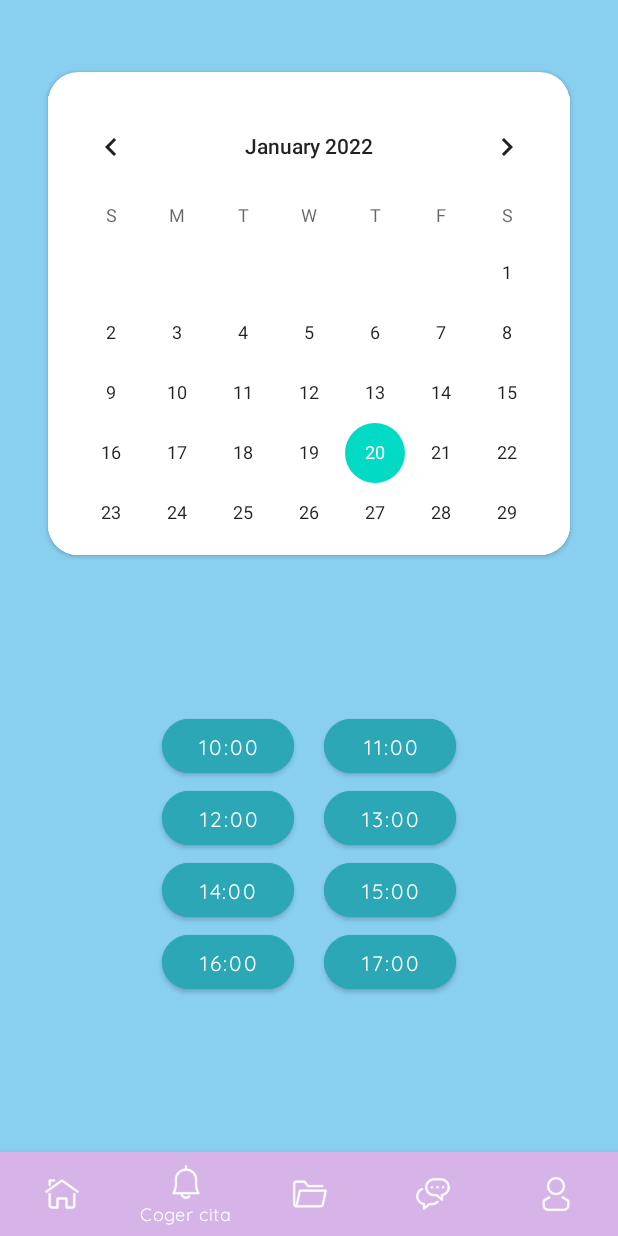
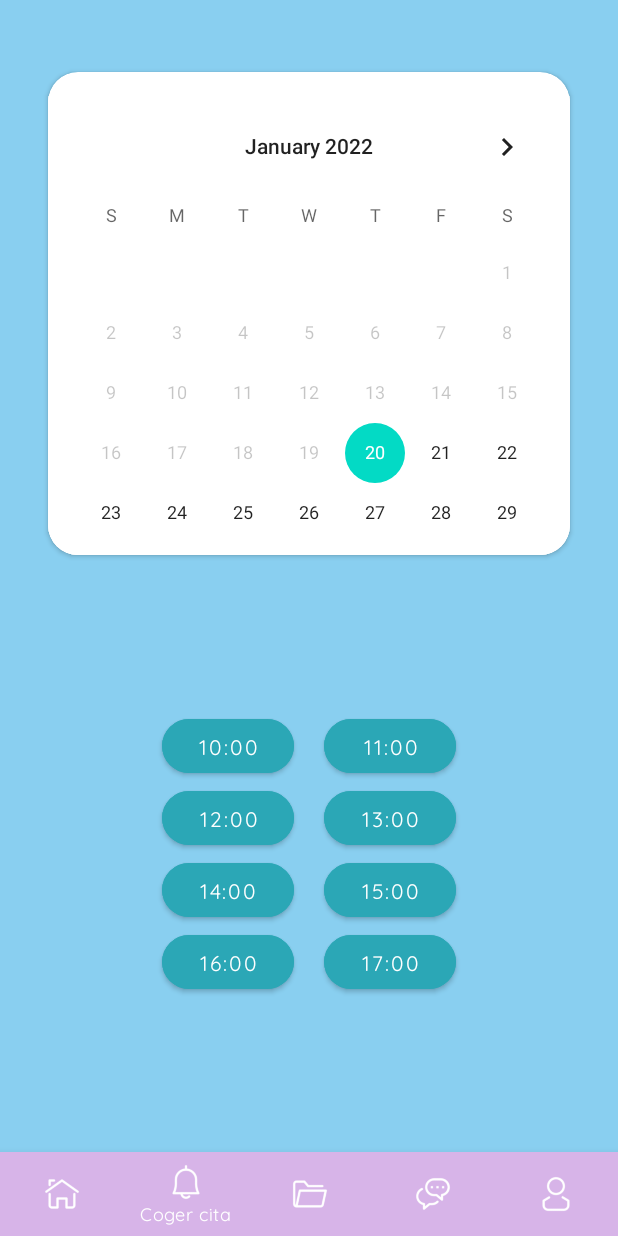
Before and after one commit to antoniotorresolmo/Clinica-dental, an Android app: the FrInicio screen opened directly, with no data from a screen before it, item 2 of the bottom bar chosen, on a phone screen of 412 x 824 dp. Run offline under Robolectric (Android 15) with nearby library versions, the phone set to English and light mode, and no system bars; our stand-ins replace Volley; network calls fail; 2 statements that could not run were skipped.

```diff
--- a/Clinica-dental/app/src/main/java/com/example/clinicadental/controllers/FrCogerCita.java
+++ b/Clinica-dental/app/src/main/java/com/example/clinicadental/controllers/FrCogerCita.java
@@ -1,16 +1,41 @@
 package com.example.clinicadental.controllers;
 
+import android.content.DialogInterface;
 import android.os.Bundle;
 
+import androidx.appcompat.app.AlertDialog;
 import androidx.fragment.app.Fragment;
 
+import android.util.Log;
 import android.view.LayoutInflater;
 import android.view.View;
 import android.view.ViewGroup;
+import android.widget.Button;
+import android.widget.CalendarView;
 
 import com.example.clinicadental.R;
+import com.example.clinicadental.logic.LogicCita;
+import com.example.clinicadental.models.Cita;
+
+import java.text.SimpleDateFormat;
+import java.util.Calendar;
+import java.util.Date;
+import java.util.Locale;
 
 public class FrCogerCita extends Fragment {
+
+    final String OPERACION = "Consulta";
+    String sFechaSeleccionada;
+    String sFechaActual;
+    CalendarView calendarView;
+    public static Button btn10;
+    public static Button btn11;
+    public static Button btn12;
+    public static Button btn13;
+    public static Button btn14;
+    public static Button btn15;
+    public static Button btn16;
+    public static Button btn17;
 
     public FrCogerCita() {
         // Required empty public constructor
@@ -22,8 +47,147 @@ public class FrCogerCita extends Fragment {
     }
 
     @Override
-    public View onCreateView(LayoutInflater inflater, ViewGroup container,
-                             Bundle savedInstanceState) {
-        return inflater.inflate(R.layout.fragment_fr_coger_cita, container, false);
+    public View onCreateView(LayoutInflater inflater, ViewGroup container, Bundle savedInstanceState) {
+        View view = inflater.inflate(R.layout.fragment_fr_coger_cita, container, false);
+
+        calendarView = view.findViewById(R.id.calendarView);
+        btn10 = view.findViewById(R.id.btn10);
+        btn11 = view.findViewById(R.id.btn11);
+        btn12 = view.findViewById(R.id.btn12);
+        btn13 = view.findViewById(R.id.btn13);
+        btn14 = view.findViewById(R.id.btn14);
+        btn15 = view.findViewById(R.id.btn15);
+        btn16 = view.findViewById(R.id.btn16);
+        btn17 = view.findViewById(R.id.btn17);
+
+        // Deshabilitar fechas anteriores
+
+        calendarView.setMinDate(System.currentTimeMillis() - 1000);
+
+        // Evento calendario
+
+        calendarView.setOnDateChangeListener(new CalendarView.OnDateChangeListener() {
+            public void onSelectedDayChange(CalendarView view, int year, int month, int dayOfMonth) {
+
+                String sDia = String.valueOf(dayOfMonth);
+                String sMes;
+
+                if(month < 10){
+                    sMes = "0" + String.valueOf(month+1);
+                }else{
+                    sMes = String.valueOf(month+1);
+                }
+
+                String sYear = String.valueOf(year);
+
+                sFechaSeleccionada = sDia + "/" + sMes + "/" + sYear;
+
+                mostrarHorasDisponibles(sFechaSeleccionada, view);
+
+            }
+        });
+
+        // Eventos botones
+
+        btn10.setOnClickListener(v -> {
+
+            horaSeleccionada("10:00", view);
+
+        });
+
+        btn11.setOnClickListener(v -> {
+
+            horaSeleccionada("11:00", view);
+
+        });
+
+        btn12.setOnClickListener(v -> {
+
+            horaSeleccionada("12:00", view);
+
+        });
+
+        btn13.setOnClickListener(v -> {
+
+            horaSeleccionada("13:00", view);
+
+        });
+
+        btn14.setOnClickListener(v -> {
+
+            horaSeleccionada("14:00", view);
+
+        });
+
+        btn15.setOnClickListener(v -> {
+
+            horaSeleccionada("15:00", view);
+
+        });
+
+        btn16.setOnClickListener(v -> {
+
+            horaSeleccionada("16:00", view);
+
+        });
+
+        btn17.setOnClickListener(v -> {
+
+            horaSeleccionada("17:00", view);
+
+        });
+
+        getFechaActual();
+        mostrarHorasDisponibles(sFechaActual, view);
+
+        return view;
     }
+
+    private void horaSeleccionada(String sHora, View view){
+
+        AlertDialog.Builder builder = new AlertDialog.Builder(getContext());
+        builder.setTitle("Confirmación");
+        builder.setMessage("¿Desea coger cita a esta hora?");
+
+        builder.setPositiveButton("Aceptar", new DialogInterface.OnClickListener() {
+            public void onClick(DialogInterface dialogInterface, int i) {
+                String sFecha = insertarCita(sHora, view);
+                mostrarHorasDisponibles(sFecha, view);
+            }
+        });
+        builder.setNegativeButton("Cancelar", null);
+        builder.show();
+
+    }
+
+    private String insertarCita(String sHora, View view) {
+
+        String sFecha;
+
+        if(sFechaSeleccionada != null){
+            sFecha = sFechaSeleccionada;
+        }else{
+            sFecha = sFechaActual;
+        }
+
+        LogicCita.insertar(new Cita(sFecha, sHora, OPERACION, (byte) 0, 1, BottomNav.oPaciente.getID_Paciente()), getContext(), view);
+
+        return sFecha;
+
+    }
+
+    private void getFechaActual(){
+
+        Date c = Calendar.getInstance().getTime();
+        SimpleDateFormat df = new SimpleDateFormat("dd/MM/yyyy", Locale.getDefault());
+        sFechaActual = df.format(c);
+
+    }
+
+    private void mostrarHorasDisponibles(String sDia, View view){
+
+        LogicCita.listByDia(sDia, getContext(), view);
+
+    }
+
 }
--- a/Clinica-dental/app/src/main/java/com/example/clinicadental/controllers/FrInicio.java
+++ b/Clinica-dental/app/src/main/java/com/example/clinicadental/controllers/FrInicio.java
@@ -21,9 +21,6 @@ public class FrInicio extends Fragment {
 
     public void onCreate(Bundle savedInstanceState) {
         super.onCreate(savedInstanceState);
-
-
-
     }
 
     @Override
--- a/Clinica-dental/app/src/main/java/com/example/clinicadental/controllers/MainActivity.java
+++ b/Clinica-dental/app/src/main/java/com/example/clinicadental/controllers/MainActivity.java
@@ -56,7 +56,6 @@ public class MainActivity extends AppCompatActivity {
         findViewById(R.id.btnEntrar).setOnClickListener(v-> {
             LogicPaciente.obtenerUsuario(MainActivity.this, txtUsuario.getEditText().getText().toString(), txtPassword.getEditText().getText().toString());
 
-
             guardarPreferencias();
         });
 
--- a/Clinica-dental/app/src/main/res/layout-land/fragment_fr_coger_cita.xml
+++ b/Clinica-dental/app/src/main/res/layout-land/fragment_fr_coger_cita.xml
@@ -9,16 +9,27 @@
     <androidx.constraintlayout.widget.ConstraintLayout
         android:layout_width="match_parent"
         android:layout_height="match_parent"
-        android:background="@color/white">
+        android:background="@color/colorFondo">
 
-        <CalendarView
-            android:id="@+id/calendarView"
+        <androidx.cardview.widget.CardView
+            android:id="@+id/cardView"
             android:layout_width="wrap_content"
             android:layout_height="wrap_content"
-            android:layout_marginStart="16dp"
-            app:layout_constraintBottom_toBottomOf="parent"
+            android:layout_marginStart="24dp"
+            android:layout_marginTop="48dp"
+            app:cardCornerRadius="20dp"
             app:layout_constraintStart_toStartOf="parent"
-            app:layout_constraintTop_toTopOf="parent" />
+            app:layout_constraintTop_toTopOf="parent">
+
+
+            <CalendarView
+                android:id="@+id/calendarView"
+                android:layout_width="wrap_content"
+                android:layout_height="306dp"
+                android:layout_marginTop="16dp"
+                android:background="#FFFFFF"
+                app:layout_constraintCircleRadius="20dp" />
+        </androidx.cardview.widget.CardView>
 
         <LinearLayout
             android:layout_width="wrap_content"
@@ -26,123 +37,86 @@
             android:orientation="vertical"
             app:layout_constraintBottom_toBottomOf="parent"
             app:layout_constraintEnd_toEndOf="parent"
-            app:layout_constraintStart_toEndOf="@+id/calendarView"
+            app:layout_constraintStart_toEndOf="@+id/cardView"
             app:layout_constraintTop_toTopOf="parent">
 
             <LinearLayout
-                android:id="@+id/linearLayout3"
-                android:layout_width="wrap_content"
-                android:layout_height="wrap_content"
-                android:orientation="horizontal">
-
-                <Button
-                    android:id="@+id/btn14"
-                    android:layout_width="wrap_content"
-                    android:layout_height="wrap_content"
-                    android:layout_marginEnd="10dp"
-                    android:layout_weight="1"
-                    android:backgroundTint="@color/principal"
-                    android:text="@string/btn14CC"
-                    app:cornerRadius="30dp" />
-
-                <Button
-                    android:id="@+id/btn15"
-                    android:layout_width="wrap_content"
-                    android:layout_height="wrap_content"
-                    android:layout_marginStart="20dp"
-                    android:layout_marginEnd="10dp"
-                    android:layout_weight="1"
-                    android:backgroundTint="@color/principal"
-                    android:text="@string/btn15CC"
-                    app:cornerRadius="30dp" />
-            </LinearLayout>
-
-            <LinearLayout
-                android:id="@+id/linearLayout4"
-                android:layout_width="wrap_content"
-                android:layout_height="wrap_content"
-                android:orientation="horizontal">
-
-                <Button
-                    android:id="@+id/btn16"
-                    android:layout_width="wrap_content"
-                    android:layout_height="wrap_content"
-                    android:layout_marginEnd="10dp"
-                    android:layout_weight="1"
-                    android:backgroundTint="@color/principal"
-                    android:text="@string/btn16CC"
-                    app:cornerRadius="30dp" />
-
-                <Button
-                    android:id="@+id/btn17"
-                    android:layout_width="wrap_content"
-                    android:layout_height="wrap_content"
-                    android:layout_marginStart="20dp"
-                    android:layout_marginEnd="10dp"
-                    android:layout_weight="1"
-                    android:backgroundTint="@color/principal"
-                    android:text="@string/btn17CC"
-                    app:cornerRadius="30dp" />
-            </LinearLayout>
-
-            <LinearLayout
                 android:id="@+id/linearLayout"
-                android:layout_width="wrap_content"
+                android:layout_width="match_parent"
                 android:layout_height="wrap_content"
                 android:orientation="horizontal">
 
                 <Button
                     android:id="@+id/btn10"
-                    android:layout_width="wrap_content"
-                    android:layout_height="wrap_content"
-                    android:layout_marginEnd="10dp"
-                    android:layout_weight="1"
-                    android:backgroundTint="@color/principal"
+                    style="@style/botonesHoras"
                     android:text="@string/btn10CC"
                     app:cornerRadius="30dp" />
 
                 <Button
                     android:id="@+id/btn11"
-                    android:layout_width="wrap_content"
-                    android:layout_height="wrap_content"
-                    android:layout_marginStart="20dp"
-                    android:layout_marginEnd="10dp"
-                    android:layout_weight="1"
-                    android:backgroundTint="@color/principal"
+                    style="@style/botonesHoras"
                     android:text="@string/btn11CC"
                     app:cornerRadius="30dp" />
 
             </LinearLayout>
 
             <LinearLayout
-                android:id="@+id/linearLayout2"
-                android:layout_width="wrap_content"
+                android:layout_width="match_parent"
                 android:layout_height="wrap_content"
                 android:layout_weight="1"
                 android:orientation="horizontal">
 
                 <Button
                     android:id="@+id/btn12"
-                    android:layout_width="wrap_content"
-                    android:layout_height="wrap_content"
-                    android:layout_marginRight="10dp"
-                    android:layout_weight="1"
-                    android:backgroundTint="@color/principal"
+                    style="@style/botonesHoras"
                     android:text="@string/btn12CC"
                     app:cornerRadius="30dp" />
 
                 <Button
                     android:id="@+id/btn13"
-                    android:layout_width="wrap_content"
-                    android:layout_height="wrap_content"
-                    android:layout_marginStart="20dp"
-                    android:layout_marginEnd="10dp"
-                    android:layout_weight="1"
-                    android:backgroundTint="@color/principal"
+                    style="@style/botonesHoras"
                     android:text="@string/btn13CC"
+                    app:cornerRadius="30dp" />
+
+            </LinearLayout>
+
+            <LinearLayout
+                android:layout_width="match_parent"
+                android:layout_height="match_parent"
+                android:orientation="horizontal">
+
+                <Button
+                    android:id="@+id/btn14"
+                    style="@style/botonesHoras"
+                    android:text="@string/btn14CC"
+                    app:cornerRadius="30dp" />
+
+                <Button
+                    android:id="@+id/btn15"
+                    style="@style/botonesHoras"
+                    android:text="@string/btn15CC"
+                    app:cornerRadius="30dp" />
+            </LinearLayout>
+
+            <LinearLayout
+                android:layout_width="match_parent"
+                android:layout_height="match_parent"
+                android:orientation="horizontal">
+
+                <Button
+                    android:id="@+id/btn16"
+                    style="@style/botonesHoras"
+                    android:text="@string/btn16CC"
+                    app:cornerRadius="30dp" />
+
+                <Button
+                    android:id="@+id/btn17"
+                    style="@style/botonesHoras"
+                    android:text="@string/btn17CC"
                     app:cornerRadius="30dp" />
             </LinearLayout>
         </LinearLayout>
 
     </androidx.constraintlayout.widget.ConstraintLayout>
+
 </FrameLayout>
--- a/Clinica-dental/app/src/main/res/layout-land/fragment_fr_perfil.xml
+++ b/Clinica-dental/app/src/main/res/layout-land/fragment_fr_perfil.xml
@@ -155,15 +155,13 @@
                             style="@style/BotonesInicio"
                             android:layout_width="wrap_content"
                             android:layout_height="wrap_content"
-                            android:layout_marginStart="20dp"
+                            android:layout_marginStart="64dp"
                             android:layout_marginTop="24dp"
-                            android:layout_marginEnd="24dp"
                             android:backgroundTint="@color/Rosita"
                             android:text="@string/btnGuardar"
                             android:textStyle="bold"
                             android:visibility="visible"
                             app:cornerRadius="@dimen/cornerButton"
-                            app:layout_constraintEnd_toStartOf="@+id/btnCancelar"
                             app:layout_constraintStart_toStartOf="parent"
                             app:layout_constraintTop_toBottomOf="@+id/btnModificar" />
 
@@ -190,7 +188,7 @@
                             android:layout_width="wrap_content"
                             android:layout_height="wrap_content"
                             android:layout_marginTop="24dp"
-                            android:layout_marginEnd="20dp"
+                            android:layout_marginEnd="64dp"
                             android:text="@string/btnCancelar"
                             app:cornerRadius="@dimen/cornerButton"
                             app:layout_constraintEnd_toEndOf="parent"
--- a/Clinica-dental/app/src/main/res/layout/fragment_fr_perfil.xml
+++ b/Clinica-dental/app/src/main/res/layout/fragment_fr_perfil.xml
@@ -157,15 +157,13 @@
                             style="@style/BotonesInicio"
                             android:layout_width="wrap_content"
                             android:layout_height="wrap_content"
-                            android:layout_marginStart="20dp"
+                            android:layout_marginStart="8dp"
                             android:layout_marginTop="24dp"
-                            android:layout_marginEnd="24dp"
                             android:backgroundTint="@color/Rosita"
                             android:text="@string/btnGuardar"
                             android:textStyle="bold"
                             android:visibility="visible"
                             app:cornerRadius="@dimen/cornerButton"
-                            app:layout_constraintEnd_toStartOf="@+id/btnCancelar"
                             app:layout_constraintStart_toStartOf="parent"
                             app:layout_constraintTop_toBottomOf="@+id/btnModificar" />
 
@@ -192,7 +190,7 @@
                             android:layout_width="wrap_content"
                             android:layout_height="wrap_content"
                             android:layout_marginTop="24dp"
-                            android:layout_marginEnd="20dp"
+                            android:layout_marginEnd="8dp"
                             android:text="@string/btnCancelar"
                             app:cornerRadius="@dimen/cornerButton"
                             app:layout_constraintEnd_toEndOf="parent"
```
Also changed, not shown: Clinica-dental/app/src/main/java/com/example/clinicadental/logic/LogicCita.java (+89 -0 lines), Clinica-dental/app/src/main/java/com/example/clinicadental/models/Cita.java (+26 -6 lines), Clinica-dental/app/src/main/res/layout-land/fragment_fr_inicio.xml (added, +72 -0 lines), Clinica-dental/app/src/main/res/layout/cita_item.xml (+14 -0 lines), Clinica-dental/app/src/main/res/drawable-v24/iconoinicio.png (added).
